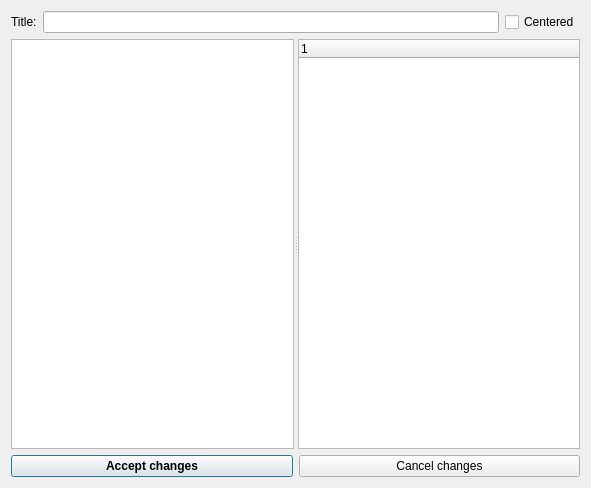
Old version of the form src/gui/GraphWindowTools/alegenddialog.ui in the repository andrmor/ANTS2.
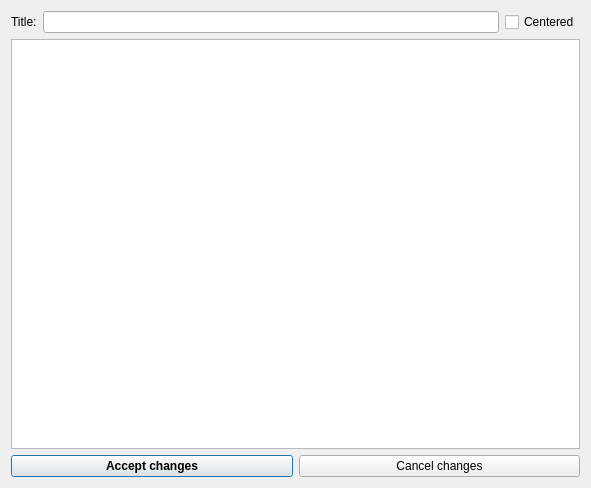
New version of the form.

What changed in the file:
```diff
--- a/src/gui/GraphWindowTools/alegenddialog.ui
+++ b/src/gui/GraphWindowTools/alegenddialog.ui
@@ -46,8 +46,10 @@
      <property name="orientation">
       <enum>Qt::Horizontal</enum>
      </property>
-     <widget class="QListWidget" name="lwList"/>
      <widget class="QTreeWidget" name="twTree">
+      <attribute name="headerVisible">
+       <bool>false</bool>
+      </attribute>
       <column>
        <property name="text">
         <string notr="true">1</string>
```
